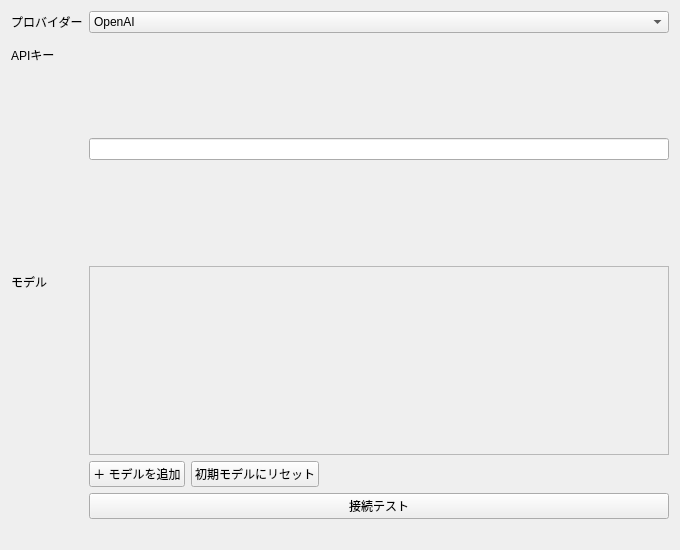
Qt form ui/dialogs/settings/AiPage.ui (Ikumyon/AutoLingua2) before a commit.
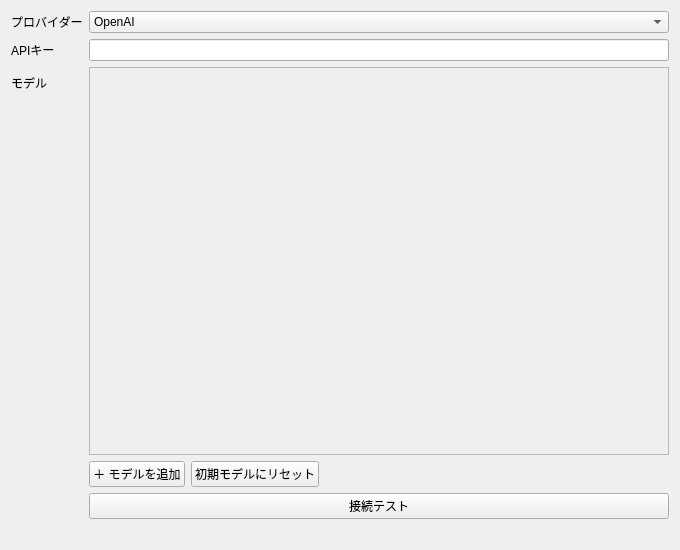
The same form after that commit.

```diff
--- a/ui/dialogs/settings/AiPage.ui
+++ b/ui/dialogs/settings/AiPage.ui
@@ -35,9 +35,14 @@
     </widget>
    </item>
    <item row="1" column="1">
-    <widget class="QStackedWidget" name="stackAuth">
-     <widget class="QWidget" name="pageDefaultAuth">
-      <layout class="QHBoxLayout" name="layoutPageDefaultAuth">
+    <widget class="QWidget" name="authContainer">
+     <property name="sizePolicy">
+      <sizepolicy hsizetype="Preferred" vsizetype="Maximum">
+       <horstretch>0</horstretch>
+       <verstretch>0</verstretch>
+      </sizepolicy>
+     </property>
+      <layout class="QVBoxLayout" name="layoutAuth">
        <property name="leftMargin">
         <number>0</number>
        </property>
@@ -58,7 +63,6 @@
         </widget>
        </item>
       </layout>
-     </widget>
     </widget>
    </item>
    <item row="2" column="0">
```
